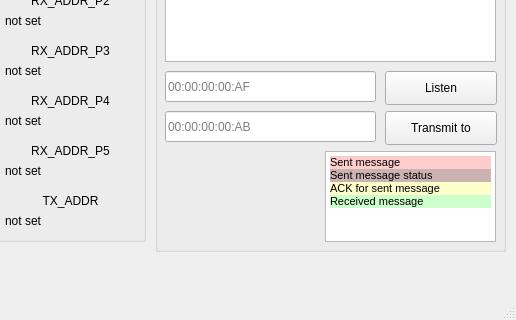
This is sw/serial-debugger/mainwindow.ui in JSkrat/kagami-house-usb2nrf as Qt 5 draws it before an edit; both pictures show x 485 to 1001 and y 449 to 769 of the 1001 by 769 pixel window. The edited form follows.
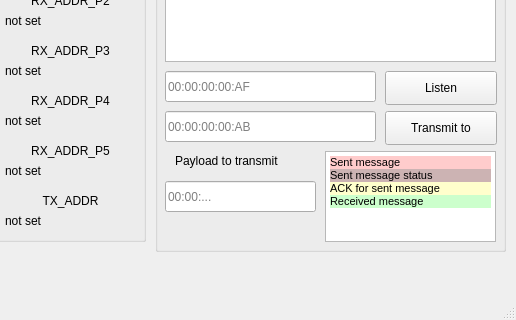
This is the edited form.

Commit message: debug sw: improve console, add payload to transmitting packets

```diff
--- a/sw/serial-debugger/mainwindow.ui
+++ b/sw/serial-debugger/mainwindow.ui
@@ -1566,6 +1566,32 @@
       <string>Transmit to</string>
      </property>
     </widget>
+    <widget class="QLineEdit" name="lePayloadToTransmit">
+     <property name="geometry">
+      <rect>
+       <x>10</x>
+       <y>630</y>
+       <width>151</width>
+       <height>31</height>
+      </rect>
+     </property>
+     <property name="placeholderText">
+      <string>00:00:...</string>
+     </property>
+    </widget>
+    <widget class="QLabel" name="label_13">
+     <property name="geometry">
+      <rect>
+       <x>20</x>
+       <y>600</y>
+       <width>141</width>
+       <height>19</height>
+      </rect>
+     </property>
+     <property name="text">
+      <string>Payload to transmit</string>
+     </property>
+    </widget>
    </widget>
   </widget>
   <widget class="QMenuBar" name="menubar">
```
The commit also changes 3 other files.
